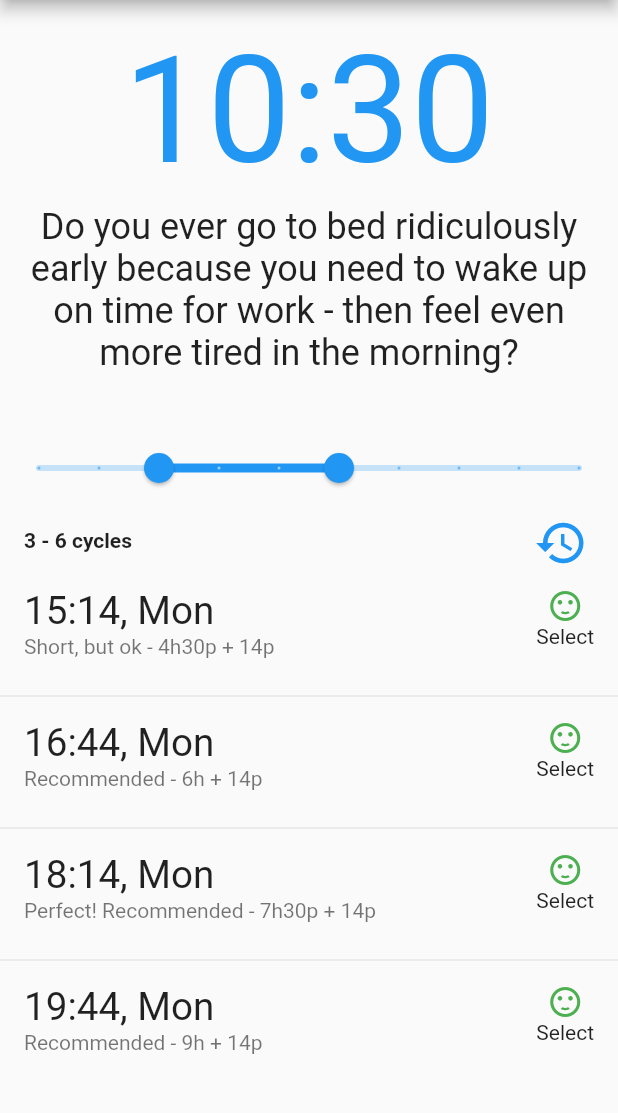
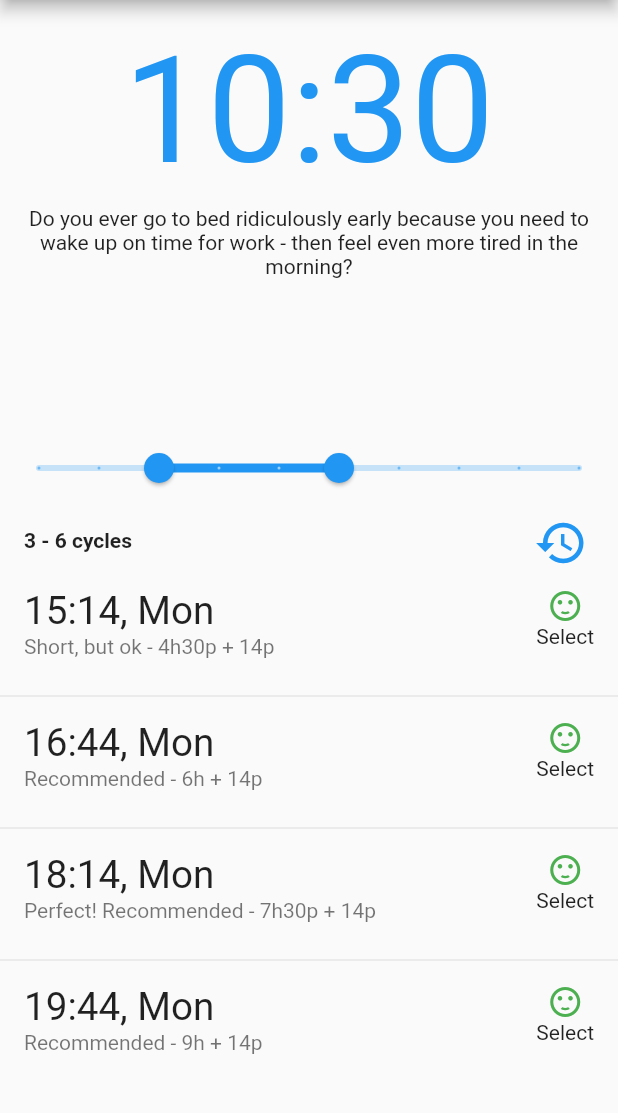
Before and after one commit to tbm98/make_sleep_better, a Flutter app: the screen it shows after launch, on a phone screen of 412 x 824 dp, the part 84-1197 px from its top. Run offline on Flutter 3.47's test engine with Material 2 defaults, Android fonts, the phone set to English and light mode, and no system bars; our stand-ins replace shared_preferences, shimmer.

Commit message:
fix font size wrong in different screen size

```diff
--- a/lib/src/pages/home.dart
+++ b/lib/src/pages/home.dart
@@ -42,7 +42,6 @@ class _HomePageState extends State<HomePage> {
 
   @override
   void didChangeDependencies() {
-    // TODO: implement didChangeDependencies
     super.didChangeDependencies();
     _delayMinuteFuture =
         Provider.of<PrefsSupport>(context, listen: false).getDelayMinute();
@@ -148,7 +147,6 @@ class _HomePageState extends State<HomePage> {
         padding: EdgeInsets.all(8),
         child: Text(
           'Do you ever go to bed ridiculously early because you need to wake up on time for work - then feel even more tired in the morning?',
-          style: TextStyle(fontSize: 24),
           textAlign: TextAlign.center,
         ),
       ),
```
